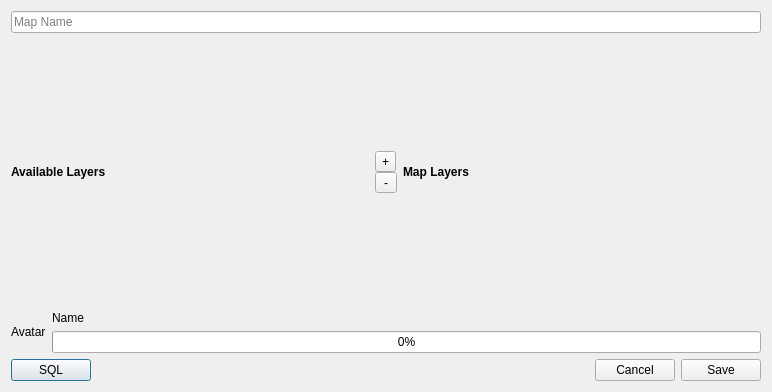
Above: ui/CreateViz.ui from gkudos/qgis-cartodb before the change. Below: the same form after it.
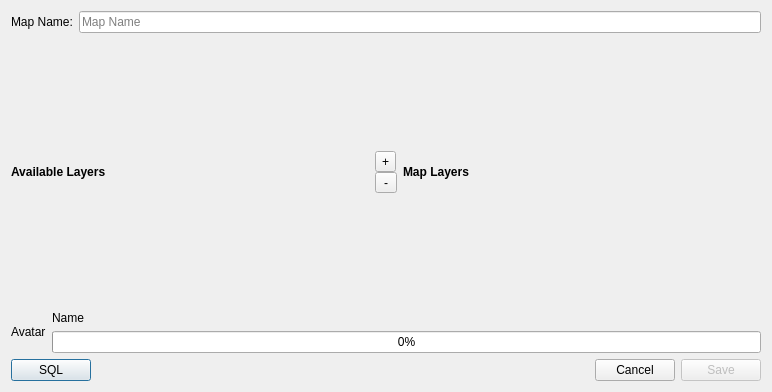
That is the form after the change.

Commit message: UI for create maps.

Diff of the .ui file:
```diff
--- a/ui/CreateViz.ui
+++ b/ui/CreateViz.ui
@@ -15,12 +15,23 @@
   </property>
   <layout class="QVBoxLayout" name="verticalLayout">
    <item>
-    <widget class="QLineEdit" name="nameTX">
+    <layout class="QHBoxLayout" name="mapNameLayout">
+     <item>
+      <widget class="QLabel" name="mapNameLB">
+       <property name="text">
+        <string>Map Name:</string>
+       </property>
+      </widget>
+     </item>
+     <item>
+      <widget class="QLineEdit" name="mapNameTX">
      <property name="placeholderText">
       <string>Map Name</string>
      </property>
     </widget>
    </item>
+    </layout>
+   </item>
    <item>
     <layout class="QHBoxLayout" name="listsLayout">
      <item>
@@ -181,6 +192,9 @@
      </item>
      <item>
       <widget class="QPushButton" name="saveBT">
+       <property name="enabled">
+        <bool>false</bool>
+       </property>
        <property name="text">
         <string>Save</string>
        </property>
```
Lines whose indentation alone changed are shown as unchanged. The commit also changes 4 other files.
